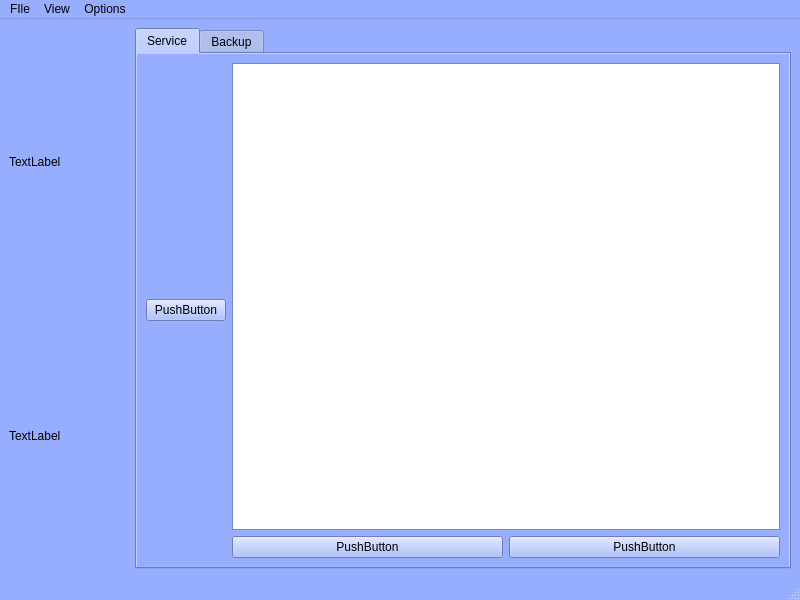
This is gui/qt/MainWindow.ui in Davipcrs/bunny-SysUtils as Qt 5 draws it before an edit. The edited form follows.
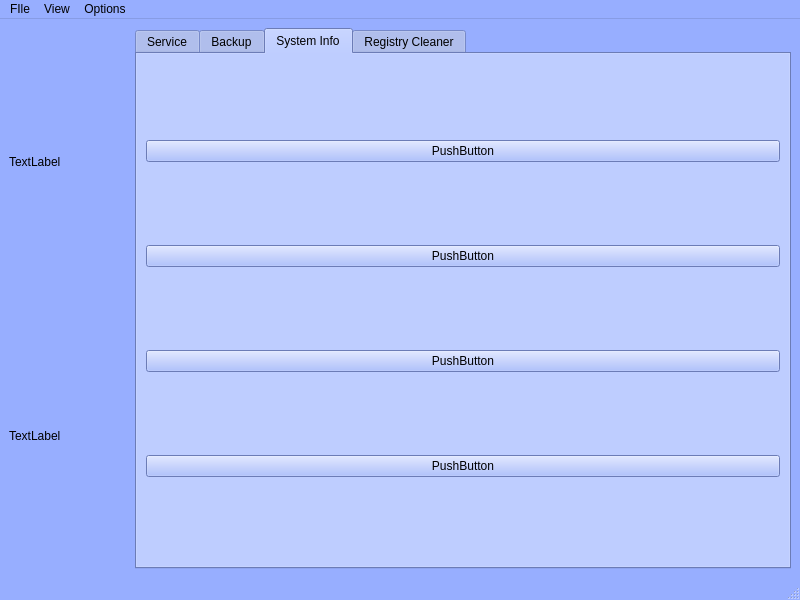
This is the edited form.

Commit message: Added 2 Tabs - SysInfo and RegCleaner

Patch:
```diff
--- a/gui/qt/MainWindow.ui
+++ b/gui/qt/MainWindow.ui
@@ -1028,7 +1028,7 @@
        <enum>QTabWidget::Rounded</enum>
       </property>
       <property name="currentIndex">
-       <number>0</number>
+       <number>2</number>
       </property>
       <property name="movable">
        <bool>true</bool>
@@ -2077,6 +2077,996 @@
         </item>
        </layout>
       </widget>
+      <widget class="QWidget" name="SysInfoTab">
+       <property name="palette">
+        <palette>
+         <active>
+          <colorrole role="WindowText">
+           <brush brushstyle="SolidPattern">
+            <color alpha="255">
+             <red>0</red>
+             <green>0</green>
+             <blue>0</blue>
+            </color>
+           </brush>
+          </colorrole>
+          <colorrole role="Button">
+           <brush brushstyle="SolidPattern">
+            <color alpha="255">
+             <red>151</red>
+             <green>174</green>
+             <blue>255</blue>
+            </color>
+           </brush>
+          </colorrole>
+          <colorrole role="Light">
+           <brush brushstyle="SolidPattern">
+            <color alpha="255">
+             <red>255</red>
+             <green>255</green>
+             <blue>255</blue>
+            </color>
+           </brush>
+          </colorrole>
+          <colorrole role="Midlight">
+           <brush brushstyle="SolidPattern">
+            <color alpha="255">
+             <red>203</red>
+             <green>214</green>
+             <blue>255</blue>
+            </color>
+           </brush>
+          </colorrole>
+          <colorrole role="Dark">
+           <brush brushstyle="SolidPattern">
+            <color alpha="255">
+             <red>75</red>
+             <green>87</green>
+             <blue>127</blue>
+            </color>
+           </brush>
+          </colorrole>
+          <colorrole role="Mid">
+           <brush brushstyle="SolidPattern">
+            <color alpha="255">
+             <red>101</red>
+             <green>116</green>
+             <blue>170</blue>
+            </color>
+           </brush>
+          </colorrole>
+          <colorrole role="Text">
+           <brush brushstyle="SolidPattern">
+            <color alpha="255">
+             <red>0</red>
+             <green>0</green>
+             <blue>0</blue>
+            </color>
+           </brush>
+          </colorrole>
+          <colorrole role="BrightText">
+           <brush brushstyle="SolidPattern">
+            <color alpha="255">
+             <red>255</red>
+             <green>255</green>
+             <blue>255</blue>
+            </color>
+           </brush>
+          </colorrole>
+          <colorrole role="ButtonText">
+           <brush brushstyle="SolidPattern">
+            <color alpha="255">
+             <red>0</red>
+             <green>0</green>
+             <blue>0</blue>
+            </color>
+           </brush>
+          </colorrole>
+          <colorrole role="Base">
+           <brush brushstyle="SolidPattern">
+            <color alpha="255">
+             <red>255</red>
+             <green>255</green>
+             <blue>255</blue>
+            </color>
+           </brush>
+          </colorrole>
+          <colorrole role="Window">
+           <brush brushstyle="SolidPattern">
+            <color alpha="255">
+             <red>151</red>
+             <green>174</green>
+             <blue>255</blue>
+            </color>
+           </brush>
+          </colorrole>
+          <colorrole role="Shadow">
+           <brush brushstyle="SolidPattern">
+            <color alpha="255">
+             <red>0</red>
+             <green>0</green>
+             <blue>0</blue>
+            </color>
+           </brush>
+          </colorrole>
+          <colorrole role="AlternateBase">
+           <brush brushstyle="SolidPattern">
+            <color alpha="255">
+             <red>203</red>
+             <green>214</green>
+             <blue>255</blue>
+            </color>
+           </brush>
+          </colorrole>
+          <colorrole role="ToolTipBase">
+           <brush brushstyle="SolidPattern">
+            <color alpha="255">
+             <red>255</red>
+             <green>255</green>
+             <blue>220</blue>
+            </color>
+           </brush>
+          </colorrole>
+          <colorrole role="ToolTipText">
+           <brush brushstyle="SolidPattern">
+            <color alpha="255">
+             <red>0</red>
+             <green>0</green>
+             <blue>0</blue>
+            </color>
+           </brush>
+          </colorrole>
+          <colorrole role="PlaceholderText">
+           <brush brushstyle="SolidPattern">
+            <color alpha="127">
+             <red>0</red>
+             <green>0</green>
+             <blue>0</blue>
+            </color>
+           </brush>
+          </colorrole>
+          <colorrole role="Accent">
+           <brush brushstyle="SolidPattern">
+            <color alpha="255">
+             <red>255</red>
+             <green>255</green>
+             <blue>255</blue>
+            </color>
+           </brush>
+          </colorrole>
+         </active>
+         <inactive>
+          <colorrole role="WindowText">
+           <brush brushstyle="SolidPattern">
+            <color alpha="255">
+             <red>0</red>
+             <green>0</green>
+             <blue>0</blue>
+            </color>
+           </brush>
+          </colorrole>
+          <colorrole role="Button">
+           <brush brushstyle="SolidPattern">
+            <color alpha="255">
+             <red>151</red>
+             <green>174</green>
+             <blue>255</blue>
+            </color>
+           </brush>
+          </colorrole>
+          <colorrole role="Light">
+           <brush brushstyle="SolidPattern">
+            <color alpha="255">
+             <red>255</red>
+             <green>255</green>
+             <blue>255</blue>
+            </color>
+           </brush>
+          </colorrole>
+          <colorrole role="Midlight">
+           <brush brushstyle="SolidPattern">
+            <color alpha="255">
+             <red>203</red>
+             <green>214</green>
+             <blue>255</blue>
+            </color>
+           </brush>
+          </colorrole>
+          <colorrole role="Dark">
+           <brush brushstyle="SolidPattern">
+            <color alpha="255">
+             <red>75</red>
+             <green>87</green>
+             <blue>127</blue>
+            </color>
+           </brush>
+          </colorrole>
+          <colorrole role="Mid">
+           <brush brushstyle="SolidPattern">
+            <color alpha="255">
+             <red>101</red>
+             <green>116</green>
+             <blue>170</blue>
+            </color>
+           </brush>
+          </colorrole>
+          <colorrole role="Text">
+           <brush brushstyle="SolidPattern">
+            <color alpha="255">
+             <red>0</red>
+             <green>0</green>
+             <blue>0</blue>
+            </color>
+           </brush>
+          </colorrole>
+          <colorrole role="BrightText">
+           <brush brushstyle="SolidPattern">
+            <color alpha="255">
+             <red>255</red>
+             <green>255</green>
+             <blue>255</blue>
+            </color>
+           </brush>
+          </colorrole>
+          <colorrole role="ButtonText">
+           <brush brushstyle="SolidPattern">
+            <color alpha="255">
+             <red>0</red>
+             <green>0</green>
+             <blue>0</blue>
+            </color>
+           </brush>
+          </colorrole>
+          <colorrole role="Base">
+           <brush brushstyle="SolidPattern">
+            <color alpha="255">
+             <red>255</red>
+             <green>255</green>
+             <blue>255</blue>
+            </color>
+           </brush>
+          </colorrole>
+          <colorrole role="Window">
+           <brush brushstyle="SolidPattern">
+            <color alpha="255">
+             <red>151</red>
+             <green>174</green>
+             <blue>255</blue>
+            </color>
+           </brush>
+          </colorrole>
+          <colorrole role="Shadow">
+           <brush brushstyle="SolidPattern">
+            <color alpha="255">
+             <red>0</red>
+             <green>0</green>
+             <blue>0</blue>
+            </color>
+           </brush>
+          </colorrole>
+          <colorrole role="AlternateBase">
+           <brush brushstyle="SolidPattern">
+            <color alpha="255">
+             <red>203</red>
+             <green>214</green>
+             <blue>255</blue>
+            </color>
+           </brush>
+          </colorrole>
+          <colorrole role="ToolTipBase">
+           <brush brushstyle="SolidPattern">
+            <color alpha="255">
+             <red>255</red>
+             <green>255</green>
+             <blue>220</blue>
+            </color>
+           </brush>
+          </colorrole>
+          <colorrole role="ToolTipText">
+           <brush brushstyle="SolidPattern">
+            <color alpha="255">
+             <red>0</red>
+             <green>0</green>
+             <blue>0</blue>
+            </color>
+           </brush>
+          </colorrole>
+          <colorrole role="PlaceholderText">
+           <brush brushstyle="SolidPattern">
+            <color alpha="127">
+             <red>0</red>
+             <green>0</green>
+             <blue>0</blue>
+            </color>
+           </brush>
+          </colorrole>
+          <colorrole role="Accent">
+           <brush brushstyle="SolidPattern">
+            <color alpha="255">
+             <red>255</red>
+             <green>255</green>
+             <blue>255</blue>
+            </color>
+           </brush>
+          </colorrole>
+         </inactive>
+         <disabled>
+          <colorrole role="WindowText">
+           <brush brushstyle="SolidPattern">
+            <color alpha="255">
+             <red>75</red>
+             <green>87</green>
+             <blue>127</blue>
+            </color>
+           </brush>
+          </colorrole>
+          <colorrole role="Button">
+           <brush brushstyle="SolidPattern">
+            <color alpha="255">
+             <red>151</red>
+             <green>174</green>
+             <blue>255</blue>
+            </color>
+           </brush>
+          </colorrole>
+          <colorrole role="Light">
+           <brush brushstyle="SolidPattern">
+            <color alpha="255">
+             <red>255</red>
+             <green>255</green>
+             <blue>255</blue>
+            </color>
+           </brush>
+          </colorrole>
+          <colorrole role="Midlight">
+           <brush brushstyle="SolidPattern">
+            <color alpha="255">
+             <red>203</red>
+             <green>214</green>
+             <blue>255</blue>
+            </color>
+           </brush>
+          </colorrole>
+          <colorrole role="Dark">
+           <brush brushstyle="SolidPattern">
+            <color alpha="255">
+             <red>75</red>
+             <green>87</green>
+             <blue>127</blue>
+            </color>
+           </brush>
+          </colorrole>
+          <colorrole role="Mid">
+           <brush brushstyle="SolidPattern">
+            <color alpha="255">
+             <red>101</red>
+             <green>116</green>
+             <blue>170</blue>
+            </color>
+           </brush>
+          </colorrole>
+          <colorrole role="Text">
+           <brush brushstyle="SolidPattern">
+            <color alpha="255">
+             <red>75</red>
+             <green>87</green>
+             <blue>127</blue>
+            </color>
+           </brush>
+          </colorrole>
+          <colorrole role="BrightText">
+           <brush brushstyle="SolidPattern">
+            <color alpha="255">
+             <red>255</red>
+             <green>255</green>
+             <blue>255</blue>
+            </color>
+           </brush>
+          </colorrole>
+          <colorrole role="ButtonText">
+           <brush brushstyle="SolidPattern">
+            <color alpha="255">
+             <red>75</red>
+             <green>87</green>
+             <blue>127</blue>
+            </color>
+           </brush>
+          </colorrole>
+          <colorrole role="Base">
+           <brush brushstyle="SolidPattern">
+            <color alpha="255">
+             <red>151</red>
+             <green>174</green>
+             <blue>255</blue>
+            </color>
+           </brush>
+          </colorrole>
+          <colorrole role="Window">
+           <brush brushstyle="SolidPattern">
+            <color alpha="255">
+             <red>151</red>
+             <green>174</green>
+             <blue>255</blue>
+            </color>
+           </brush>
+          </colorrole>
+          <colorrole role="Shadow">
+           <brush brushstyle="SolidPattern">
+            <color alpha="255">
+             <red>0</red>
+             <green>0</green>
+             <blue>0</blue>
+            </color>
+           </brush>
+          </colorrole>
+          <colorrole role="AlternateBase">
+           <brush brushstyle="SolidPattern">
+            <color alpha="255">
+             <red>151</red>
+             <green>174</green>
+             <blue>255</blue>
+            </color>
+           </brush>
+          </colorrole>
+          <colorrole role="ToolTipBase">
+           <brush brushstyle="SolidPattern">
+            <color alpha="255">
+             <red>255</red>
+             <green>255</green>
+             <blue>220</blue>
+            </color>
+           </brush>
+          </colorrole>
+          <colorrole role="ToolTipText">
+           <brush brushstyle="SolidPattern">
+            <color alpha="255">
+             <red>0</red>
+             <green>0</green>
+             <blue>0</blue>
+            </color>
+           </brush>
+          </colorrole>
+          <colorrole role="PlaceholderText">
+           <brush brushstyle="SolidPattern">
+            <color alpha="127">
+             <red>75</red>
+             <green>87</green>
+             <blue>127</blue>
+            </color>
+           </brush>
+          </colorrole>
+          <colorrole role="Accent">
+           <brush brushstyle="SolidPattern">
+            <color alpha="255">
+             <red>227</red>
+             <green>234</green>
+             <blue>255</blue>
+            </color>
+           </brush>
+          </colorrole>
+         </disabled>
+        </palette>
+       </property>
+       <attribute name="title">
+        <string>System Info</string>
+       </attribute>
+       <layout class="QGridLayout" name="gridLayout_4">
+        <item row="3" column="0">
+         <widget class="QPushButton" name="pushButton_3">
+          <property name="text">
+           <string>PushButton</string>
+          </property>
+         </widget>
+        </item>
+        <item row="0" column="0">
+         <widget class="QPushButton" name="pushButton_2">
+          <property name="text">
+           <string>PushButton</string>
+          </property>
+         </widget>
+        </item>
+        <item row="2" column="0">
+         <widget class="QPushButton" name="pushButton_4">
+          <property name="text">
+           <string>PushButton</string>
+          </property>
+         </widget>
+        </item>
+        <item row="1" column="0">
+         <widget class="QPushButton" name="pushButton_5">
+          <property name="text">
+           <string>PushButton</string>
+          </property>
+         </widget>
+        </item>
+       </layout>
+      </widget>
+      <widget class="QWidget" name="RegCleanerTab">
+       <property name="palette">
+        <palette>
+         <active>
+          <colorrole role="WindowText">
+           <brush brushstyle="SolidPattern">
+            <color alpha="255">
+             <red>0</red>
+             <green>0</green>
+             <blue>0</blue>
+            </color>
+           </brush>
+          </colorrole>
+          <colorrole role="Button">
+           <brush brushstyle="SolidPattern">
+            <color alpha="255">
+             <red>151</red>
+             <green>174</green>
+             <blue>255</blue>
+            </color>
+           </brush>
+          </colorrole>
+          <colorrole role="Light">
+           <brush brushstyle="SolidPattern">
+            <color alpha="255">
+             <red>255</red>
+             <green>255</green>
+             <blue>255</blue>
+            </color>
+           </brush>
+          </colorrole>
+          <colorrole role="Midlight">
+           <brush brushstyle="SolidPattern">
+            <color alpha="255">
+             <red>203</red>
+             <green>214</green>
+             <blue>255</blue>
+            </color>
+           </brush>
+          </colorrole>
+          <colorrole role="Dark">
+           <brush brushstyle="SolidPattern">
+            <color alpha="255">
+             <red>75</red>
+             <green>87</green>
+             <blue>127</blue>
+            </color>
+           </brush>
+          </colorrole>
+          <colorrole role="Mid">
+           <brush brushstyle="SolidPattern">
+            <color alpha="255">
+             <red>101</red>
+             <green>116</green>
+             <blue>170</blue>
+            </color>
+           </brush>
+          </colorrole>
+          <colorrole role="Text">
+           <brush brushstyle="SolidPattern">
+            <color alpha="255">
+             <red>0</red>
+             <green>0</green>
+             <blue>0</blue>
+            </color>
+           </brush>
+          </colorrole>
+          <colorrole role="BrightText">
+           <brush brushstyle="SolidPattern">
+            <color alpha="255">
+             <red>255</red>
+             <green>255</green>
+             <blue>255</blue>
+            </color>
+           </brush>
+          </colorrole>
+          <colorrole role="ButtonText">
+           <brush brushstyle="SolidPattern">
+            <color alpha="255">
+             <red>0</red>
+             <green>0</green>
+             <blue>0</blue>
+            </color>
+           </brush>
+          </colorrole>
+          <colorrole role="Base">
+           <brush brushstyle="SolidPattern">
+            <color alpha="255">
+             <red>255</red>
+             <green>255</green>
+             <blue>255</blue>
+            </color>
+           </brush>
+          </colorrole>
+          <colorrole role="Window">
+           <brush brushstyle="SolidPattern">
+            <color alpha="255">
+             <red>151</red>
+             <green>174</green>
+             <blue>255</blue>
+            </color>
+           </brush>
+          </colorrole>
+          <colorrole role="Shadow">
+           <brush brushstyle="SolidPattern">
+            <color alpha="255">
+             <red>0</red>
+             <green>0</green>
+             <blue>0</blue>
+            </color>
+           </brush>
+          </colorrole>
+          <colorrole role="AlternateBase">
+           <brush brushstyle="SolidPattern">
+            <color alpha="255">
+             <red>203</red>
+             <green>214</green>
+             <blue>255</blue>
+            </color>
+           </brush>
+          </colorrole>
+          <colorrole role="ToolTipBase">
+           <brush brushstyle="SolidPattern">
+            <color alpha="255">
+             <red>255</red>
+             <green>255</green>
+             <blue>220</blue>
+            </color>
+           </brush>
+          </colorrole>
+          <colorrole role="ToolTipText">
+           <brush brushstyle="SolidPattern">
+            <color alpha="255">
+             <red>0</red>
+             <green>0</green>
+             <blue>0</blue>
+            </color>
+           </brush>
+          </colorrole>
+          <colorrole role="PlaceholderText">
+           <brush brushstyle="SolidPattern">
+            <color alpha="127">
+             <red>0</red>
+             <green>0</green>
+             <blue>0</blue>
+            </color>
+           </brush>
+          </colorrole>
+          <colorrole role="Accent">
+           <brush brushstyle="SolidPattern">
+            <color alpha="255">
+             <red>255</red>
+             <green>255</green>
+             <blue>255</blue>
+            </color>
+           </brush>
+          </colorrole>
+         </active>
+         <inactive>
+          <colorrole role="WindowText">
+           <brush brushstyle="SolidPattern">
+            <color alpha="255">
+             <red>0</red>
+             <green>0</green>
+             <blue>0</blue>
+            </color>
+           </brush>
+          </colorrole>
+          <colorrole role="Button">
+           <brush brushstyle="SolidPattern">
+            <color alpha="255">
+             <red>151</red>
+             <green>174</green>
+             <blue>255</blue>
+            </color>
+           </brush>
+          </colorrole>
+          <colorrole role="Light">
+           <brush brushstyle="SolidPattern">
+            <color alpha="255">
+             <red>255</red>
+             <green>255</green>
+             <blue>255</blue>
+            </color>
+           </brush>
+          </colorrole>
+          <colorrole role="Midlight">
+           <brush brushstyle="SolidPattern">
+            <color alpha="255">
+             <red>203</red>
+             <green>214</green>
+             <blue>255</blue>
+            </color>
+           </brush>
+          </colorrole>
+          <colorrole role="Dark">
+           <brush brushstyle="SolidPattern">
+            <color alpha="255">
+             <red>75</red>
+             <green>87</green>
+             <blue>127</blue>
+            </color>
+           </brush>
+          </colorrole>
+          <colorrole role="Mid">
+           <brush brushstyle="SolidPattern">
+            <color alpha="255">
+             <red>101</red>
+             <green>116</green>
+             <blue>170</blue>
+            </color>
+           </brush>
+          </colorrole>
+          <colorrole role="Text">
+           <brush brushstyle="SolidPattern">
+            <color alpha="255">
+             <red>0</red>
+             <green>0</green>
+             <blue>0</blue>
+            </color>
+           </brush>
+          </colorrole>
+          <colorrole role="BrightText">
+           <brush brushstyle="SolidPattern">
+            <color alpha="255">
+             <red>255</red>
+             <green>255</green>
+             <blue>255</blue>
+            </color>
+           </brush>
+          </colorrole>
+          <colorrole role="ButtonText">
+           <brush brushstyle="SolidPattern">
+            <color alpha="255">
+             <red>0</red>
+             <green>0</green>
+             <blue>0</blue>
+            </color>
+           </brush>
+          </colorrole>
+          <colorrole role="Base">
+           <brush brushstyle="SolidPattern">
+            <color alpha="255">
+             <red>255</red>
+             <green>255</green>
+             <blue>255</blue>
+            </color>
+           </brush>
+          </colorrole>
+          <colorrole role="Window">
+           <brush brushstyle="SolidPattern">
+            <color alpha="255">
+             <red>151</red>
+             <green>174</green>
+             <blue>255</blue>
+            </color>
+           </brush>
+          </colorrole>
+          <colorrole role="Shadow">
+           <brush brushstyle="SolidPattern">
+            <color alpha="255">
+             <red>0</red>
+             <green>0</green>
+             <blue>0</blue>
+            </color>
+           </brush>
+          </colorrole>
+          <colorrole role="AlternateBase">
+           <brush brushstyle="SolidPattern">
+            <color alpha="255">
+             <red>203</red>
+             <green>214</green>
+             <blue>255</blue>
+            </color>
+           </brush>
+          </colorrole>
+          <colorrole role="ToolTipBase">
+           <brush brushstyle="SolidPattern">
+            <color alpha="255">
+             <red>255</red>
+             <green>255</green>
+             <blue>220</blue>
+            </color>
+           </brush>
+          </colorrole>
+          <colorrole role="ToolTipText">
+           <brush brushstyle="SolidPattern">
+            <color alpha="255">
+             <red>0</red>
+             <green>0</green>
+             <blue>0</blue>
+            </color>
+           </brush>
+          </colorrole>
+          <colorrole role="PlaceholderText">
+           <brush brushstyle="SolidPattern">
+            <color alpha="127">
+             <red>0</red>
+             <green>0</green>
+             <blue>0</blue>
+            </color>
+           </brush>
+          </colorrole>
+          <colorrole role="Accent">
+           <brush brushstyle="SolidPattern">
+            <color alpha="255">
+             <red>255</red>
+             <green>255</green>
+             <blue>255</blue>
+            </color>
+           </brush>
+          </colorrole>
+         </inactive>
+         <disabled>
+          <colorrole role="WindowText">
+           <brush brushstyle="SolidPattern">
+            <color alpha="255">
+             <red>75</red>
+             <green>87</green>
+             <blue>127</blue>
+            </color>
+           </brush>
+          </colorrole>
+          <colorrole role="Button">
+           <brush brushstyle="SolidPattern">
+            <color alpha="255">
+             <red>151</red>
+             <green>174</green>
+             <blue>255</blue>
+            </color>
+           </brush>
+          </colorrole>
+          <colorrole role="Light">
+           <brush brushstyle="SolidPattern">
+            <color alpha="255">
+             <red>255</red>
+             <green>255</green>
+             <blue>255</blue>
+            </color>
+           </brush>
+          </colorrole>
+          <colorrole role="Midlight">
+           <brush brushstyle="SolidPattern">
+            <color alpha="255">
+             <red>203</red>
+             <green>214</green>
+             <blue>255</blue>
+            </color>
+           </brush>
+          </colorrole>
+          <colorrole role="Dark">
+           <brush brushstyle="SolidPattern">
+            <color alpha="255">
+             <red>75</red>
+             <green>87</green>
+             <blue>127</blue>
+            </color>
+           </brush>
+          </colorrole>
+          <colorrole role="Mid">
+           <brush brushstyle="SolidPattern">
+            <color alpha="255">
+             <red>101</red>
+             <green>116</green>
+             <blue>170</blue>
+            </color>
+           </brush>
+          </colorrole>
+          <colorrole role="Text">
+           <brush brushstyle="SolidPattern">
+            <color alpha="255">
+             <red>75</red>
+             <green>87</green>
+             <blue>127</blue>
+            </color>
+           </brush>
+          </colorrole>
+          <colorrole role="BrightText">
+           <brush brushstyle="SolidPattern">
+            <color alpha="255">
+             <red>255</red>
+             <green>255</green>
+             <blue>255</blue>
+            </color>
+           </brush>
+          </colorrole>
+          <colorrole role="ButtonText">
+           <brush brushstyle="SolidPattern">
+            <color alpha="255">
+             <red>75</red>
+             <green>87</green>
+             <blue>127</blue>
+            </color>
+           </brush>
+          </colorrole>
+          <colorrole role="Base">
+           <brush brushstyle="SolidPattern">
+            <color alpha="255">
+             <red>151</red>
+             <green>174</green>
+             <blue>255</blue>
+            </color>
+           </brush>
+          </colorrole>
+          <colorrole role="Window">
+           <brush brushstyle="SolidPattern">
+            <color alpha="255">
+             <red>151</red>
+             <green>174</green>
+             <blue>255</blue>
+            </color>
+           </brush>
+          </colorrole>
+          <colorrole role="Shadow">
+           <brush brushstyle="SolidPattern">
+            <color alpha="255">
+             <red>0</red>
+             <green>0</green>
+             <blue>0</blue>
+            </color>
+           </brush>
+          </colorrole>
+          <colorrole role="AlternateBase">
+           <brush brushstyle="SolidPattern">
+            <color alpha="255">
+             <red>151</red>
+             <green>174</green>
+             <blue>255</blue>
+            </color>
+           </brush>
+          </colorrole>
+          <colorrole role="ToolTipBase">
+           <brush brushstyle="SolidPattern">
+            <color alpha="255">
+             <red>255</red>
+             <green>255</green>
+             <blue>220</blue>
+            </color>
+           </brush>
+          </colorrole>
+          <colorrole role="ToolTipText">
+           <brush brushstyle="SolidPattern">
+            <color alpha="255">
+             <red>0</red>
+             <green>0</green>
+             <blue>0</blue>
+            </color>
+           </brush>
+          </colorrole>
+          <colorrole role="PlaceholderText">
+           <brush brushstyle="SolidPattern">
+            <color alpha="127">
+             <red>75</red>
+             <green>87</green>
+             <blue>127</blue>
+            </color>
+           </brush>
+          </colorrole>
+          <colorrole role="Accent">
+           <brush brushstyle="SolidPattern">
+            <color alpha="255">
+             <red>227</red>
+             <green>234</green>
+             <blue>255</blue>
+            </color>
+           </brush>
+          </colorrole>
+         </disabled>
+        </palette>
+       </property>
+       <attribute name="title">
+        <string>Registry Cleaner</string>
+       </attribute>
+       <layout class="QGridLayout" name="gridLayout_5">
+        <item row="0" column="0">
+         <widget class="QPushButton" name="pushButton">
+          <property name="text">
+           <string>PushButton</string>
+          </property>
+         </widget>
+        </item>
+        <item row="1" column="0">
+         <widget class="QLineEdit" name="lineEdit"/>
+        </item>
+       </layout>
+      </widget>
      </widget>
     </item>
    </layout>
```
The commit also changes 1 other file.
